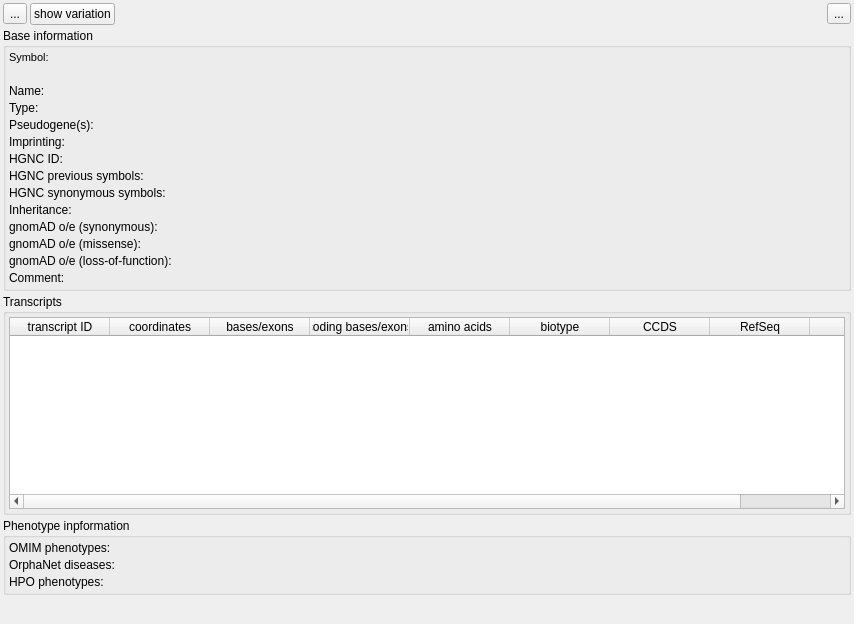
First picture: the form in src/GSvar/GeneWidget.ui, repository imgag/ngs-bits, before the edit.
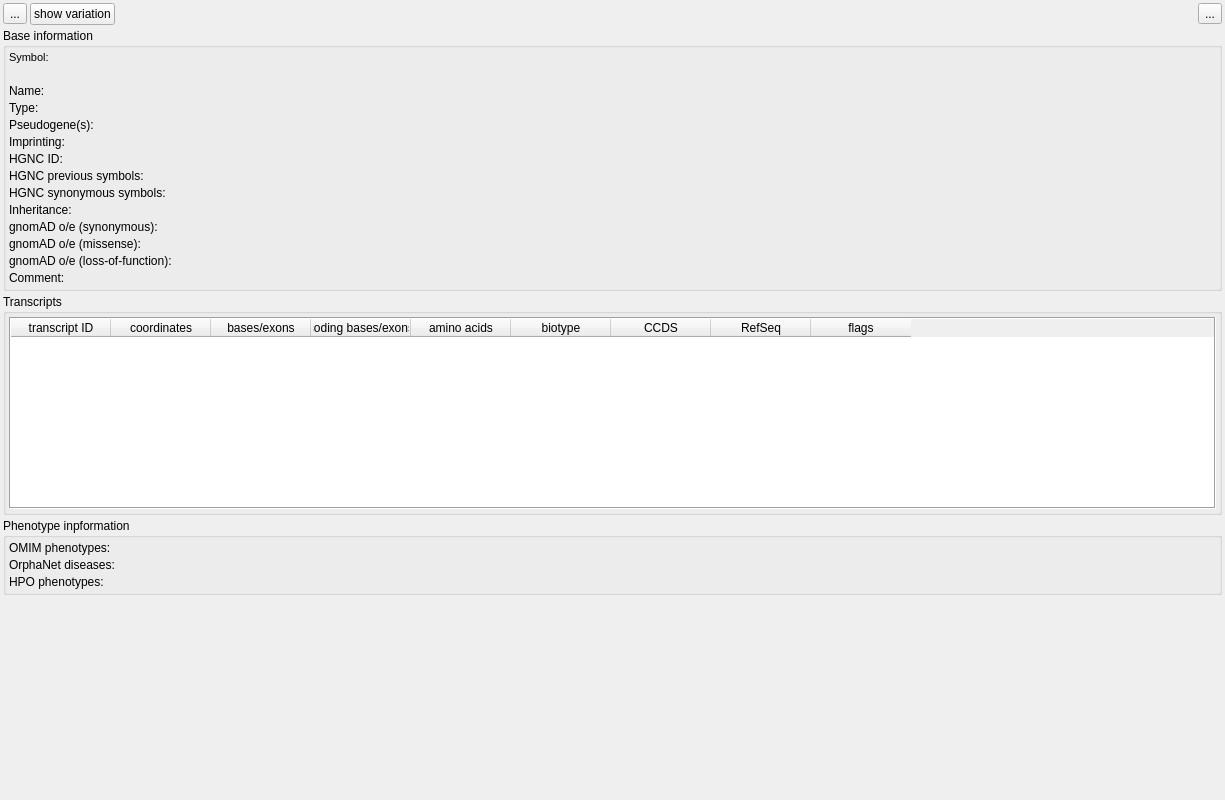
Second picture: the form after the edit. Icons and pictures are not drawn.

Commit message: GSvar: improved layout of gene tab and processed sample tab

The edit to the form file:
```diff
--- a/src/GSvar/GeneWidget.ui
+++ b/src/GSvar/GeneWidget.ui
@@ -6,8 +6,8 @@
    <rect>
     <x>0</x>
     <y>0</y>
-    <width>854</width>
-    <height>624</height>
+    <width>1225</width>
+    <height>800</height>
    </rect>
   </property>
   <property name="sizePolicy">
@@ -528,6 +528,9 @@
       </property>
       <item>
        <widget class="QTableWidget" name="transcripts">
+        <property name="frameShape">
+         <enum>QFrame::Box</enum>
+        </property>
         <attribute name="verticalHeaderVisible">
          <bool>false</bool>
         </attribute>
```
The commit also changes 3 other files.
